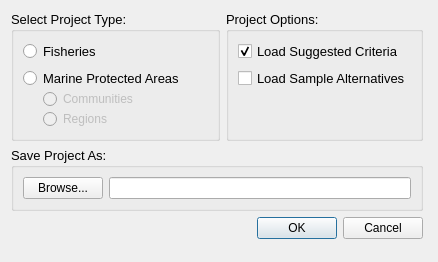
Before: the Qt Designer form src/gui/create_project.ui in Ecotrust/delphos, drawn with Qt 5.
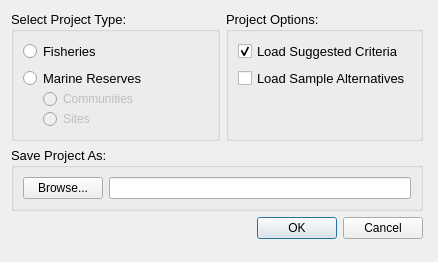
After: the same form once the commit is applied.

Diff of the .ui file:
```diff
--- a/src/gui/create_project.ui
+++ b/src/gui/create_project.ui
@@ -75,7 +75,7 @@
                  </font>
                 </property>
                 <property name="text" >
-                 <string>Marine Protected Areas</string>
+                 <string>Marine Reserves</string>
                 </property>
                 <property name="checkable" >
                  <bool>true</bool>
@@ -139,7 +139,7 @@
                        </font>
                       </property>
                       <property name="text" >
-                       <string>Regions</string>
+                       <string>Sites</string>
                       </property>
                       <property name="checkable" >
                        <bool>true</bool>
```
